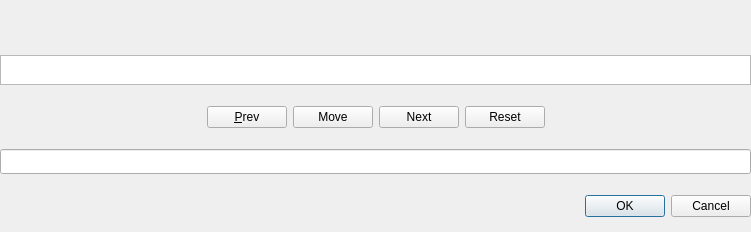
First picture: the form in app/SongAlbumNotes.ui, repository rpammeraal/mezzoforta, before the edit.
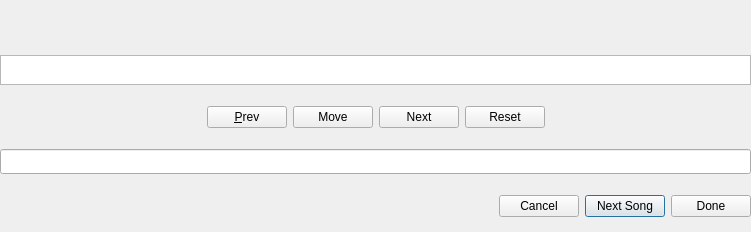
Second picture: the form after the edit.

Commit message: Added button to go to next song. Not functional yet.

What changed in the file:
```diff
--- a/app/SongAlbumNotes.ui
+++ b/app/SongAlbumNotes.ui
@@ -145,12 +145,45 @@
       <item>
        <layout class="QHBoxLayout" name="horizontalLayoutProceedButtonBox">
         <item>
-         <widget class="QDialogButtonBox" name="proceedButtonBox">
+         <spacer name="horizontalSpacer">
           <property name="orientation">
            <enum>Qt::Horizontal</enum>
           </property>
-          <property name="standardButtons">
-           <set>QDialogButtonBox::Cancel|QDialogButtonBox::Ok</set>
+          <property name="sizeHint" stdset="0">
+           <size>
+            <width>40</width>
+            <height>20</height>
+           </size>
+          </property>
+         </spacer>
+        </item>
+        <item>
+         <widget class="QPushButton" name="cancelButton">
+          <property name="text">
+           <string>Cancel</string>
+          </property>
+          <property name="autoDefault">
+           <bool>false</bool>
+          </property>
+         </widget>
+        </item>
+        <item>
+         <widget class="QPushButton" name="nextSongButton">
+          <property name="text">
+           <string>Next Song</string>
+          </property>
+          <property name="default">
+           <bool>true</bool>
+          </property>
+         </widget>
+        </item>
+        <item>
+         <widget class="QPushButton" name="doneButton">
+          <property name="text">
+           <string>Done</string>
+          </property>
+          <property name="autoDefault">
+           <bool>false</bool>
           </property>
          </widget>
         </item>
```
Left out of the diff: 35 changed lines with no effect on the pictures. The commit also changes 2 other files.
